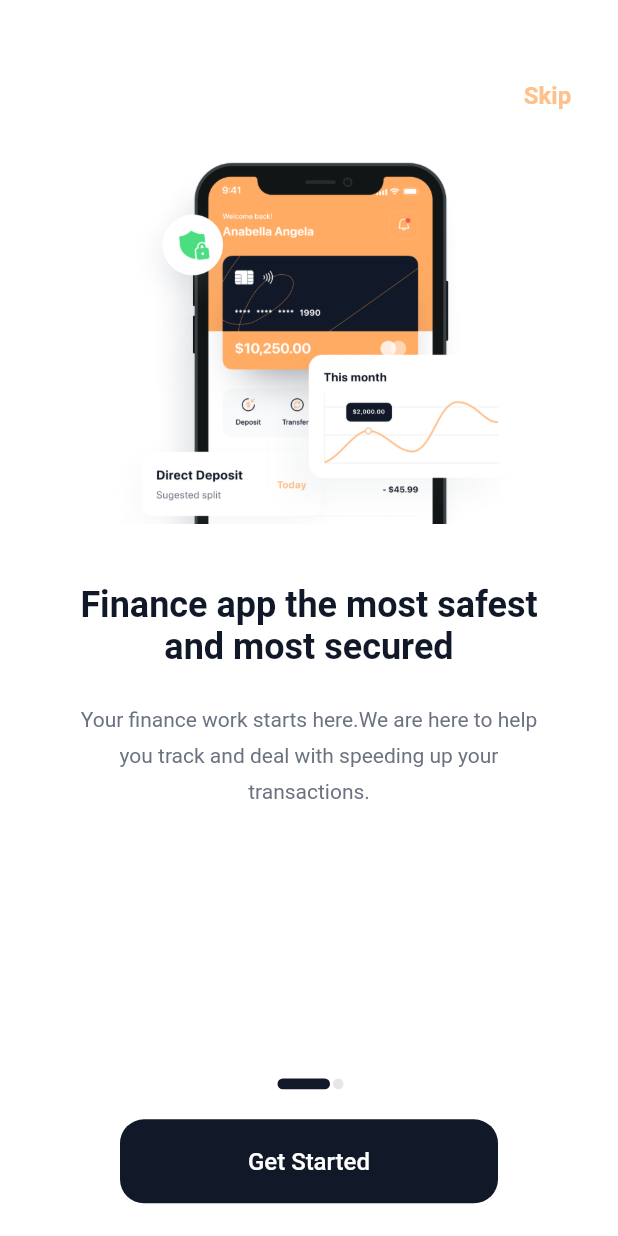
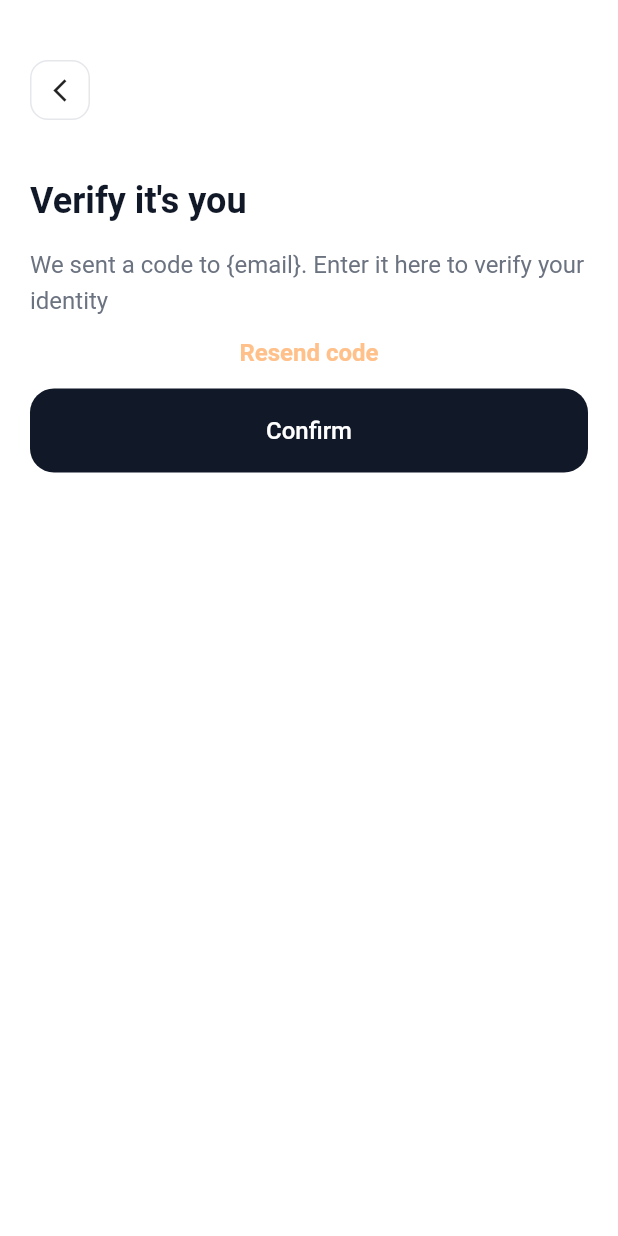
Before and after one commit to levi956/smart-pay-T, a Flutter app: the screen it shows after launch, on a phone screen of 412 x 824 dp. Run offline on Flutter 3.47's test engine with Material 2 defaults, Android fonts, the light colour scheme and no system bars.

Commit message:
bug fix and code refactor

```diff
--- /dev/null
+++ b/lib/app/presentation/pages/authentication/email_verification_page.dart
@@ -0,0 +1,86 @@
+import 'package:flutter/material.dart';
+import 'package:smart_pay/app/presentation/widgets/back_button.dart';
+import 'package:smart_pay/app/presentation/widgets/custom_button.dart';
+import 'package:smart_pay/core/utils/style/color_constants.dart';
+
+class EmailVerify extends StatefulWidget {
+  const EmailVerify({Key? key}) : super(key: key);
+
+  @override
+  State<EmailVerify> createState() => _EmailVerifyState();
+}
+
+class _EmailVerifyState extends State<EmailVerify> {
+  @override
+  Widget build(BuildContext context) {
+    return Scaffold(
+      backgroundColor: primaryWhite,
+      resizeToAvoidBottomInset: false,
+      body: Padding(
+        padding: const EdgeInsets.only(
+          top: 40,
+          left: 20,
+          right: 20,
+        ),
+        child: Column(
+          crossAxisAlignment: CrossAxisAlignment.start,
+          children: [
+            // back button
+            const CustomBackButton(),
+
+            const SizedBox(height: 40),
+
+            // verify text
+            Text(
+              'Verify it\'s you',
+              style: TextStyle(
+                fontWeight: FontWeight.bold,
+                fontSize: 24,
+                color: primaryDarkBlue,
+              ),
+            ),
+
+            const SizedBox(height: 15),
+            //
+
+            Text(
+              'We sent a code to {email}. Enter it here to verify your identity',
+              style: TextStyle(
+                height: 1.5,
+                fontWeight: FontWeight.normal,
+                fontSize: 16,
+                color: primaryTextGrey,
+              ),
+            ),
+
+            //
+            // custom pin code input goes here
+
+            // resend button
+            Center(
+              child: TextButton(
+                onPressed: () {},
+                child: Text(
+                  'Resend code',
+                  style: TextStyle(
+                      color: primaryOrange,
+                      fontSize: 16,
+                      fontWeight: FontWeight.bold),
+                ),
+              ),
+            ),
+
+            //
+            CustomButton(
+              buttonTextColor: primaryWhite,
+              text: 'Confirm',
+              onPressed: () {},
+            ),
+
+            // custom pin code keypad goes here
+          ],
+        ),
+      ),
+    );
+  }
+}
--- a/lib/app/presentation/pages/onboarding/onboarding.dart
+++ b/lib/app/presentation/pages/onboarding/onboarding.dart
@@ -1,6 +1,6 @@
 import 'package:flutter/material.dart';
 import 'package:smart_pay/app/domain/onboarding_model.dart';
-import 'package:smart_pay/app/presentation/pages/sign_in/sign_in_page.dart';
+import 'package:smart_pay/app/presentation/pages/authentication/sign_in_page.dart';
 import 'package:smart_pay/app/presentation/widgets/custom_button.dart';
 import 'package:smart_pay/core/utils/navigation/navigation.dart';
 import 'package:smart_pay/core/utils/style/color_constants.dart';
@@ -35,10 +35,13 @@ class _OnboardingState extends State<Onboarding> {
       resizeToAvoidBottomInset: false,
       backgroundColor: primaryWhite,
       body: Padding(
-        padding: const EdgeInsets.only(top: 40, right: 15, left: 15),
+        padding: const EdgeInsets.only(
+          top: 40,
+          right: 15,
+          left: 15,
+        ),
         child: Center(
           child: Column(
-            // crossAxisAlignment: CrossAxisAlignment.center,
             children: [
               // skip button
               Row(
@@ -120,8 +123,10 @@ class _OnboardingState extends State<Onboarding> {
       //indicator and button
       bottomSheet: AnimatedContainer(
         color: primaryWhite,
-        duration: const Duration(milliseconds: 4000),
-        padding: const EdgeInsets.symmetric(horizontal: 80),
+        duration: const Duration(
+          milliseconds: 4000,
+        ),
+        padding: const EdgeInsets.only(left: 25, right: 25),
         height: 105,
         child: Column(
           children: [
--- a/lib/app/presentation/widgets/textfield.dart
+++ b/lib/app/presentation/widgets/textfield.dart
@@ -25,7 +25,7 @@ class CustomTextField extends StatelessWidget {
       child: Container(
         height: 56.31,
         width: double.maxFinite,
-        margin: const EdgeInsets.all(10),
+        margin: const EdgeInsets.only(top: 10, bottom: 10),
         child: TextField(
           onChanged: onChanged,
           autocorrect: false,
--- a/lib/app/presentation/helpers/validators.dart
+++ b/lib/core/utils/functions/validators.dart
@@ -1,3 +1,5 @@
+// ignore_for_file: unnecessary_string_escapes
+
 bool isValidEmailAddress(String it) =>
     RegExp(r'^.+@[a-zA-Z]+\.{1}[a-zA-Z]+(\.{0,1}[a-zA-Z]+)$').hasMatch(it);
 
--- a/lib/core/utils/style/color_constants.dart
+++ b/lib/core/utils/style/color_constants.dart
@@ -3,9 +3,6 @@ import 'package:flutter/material.dart';
 Color primaryDarkBlue = const Color(0xFF111827);
 Color primaryOrange = const Color(0xFFFFC08A);
 Color primaryWhite = const Color(0xFFFFFFFF);
-
 Color primaryTextGrey = const Color(0xFF6B7280);
-
 Color grey2 = const Color(0xFFE5E7EB);
-
 Color greyWhitish = const Color(0xFFF9FAFB);
--- a/lib/main.dart
+++ b/lib/main.dart
@@ -1,4 +1,5 @@
 import 'package:flutter/material.dart';
+import 'package:smart_pay/app/presentation/pages/authentication/email_verification_page.dart';
 import 'package:smart_pay/app/presentation/pages/onboarding/onboarding.dart';
 
 void main() {
@@ -13,7 +14,12 @@ class MyApp extends StatelessWidget {
     return const MaterialApp(
       title: 'Smart Pay',
       debugShowCheckedModeBanner: false,
-      home: Onboarding(),
+      home: EmailVerify(),
     );
   }
 }
+
+
+// onboard image not responsive not small screen
+// password validation not working well sha
+// center onboard illustration to adapt on all screens
```
Also changed, not shown: lib/app/presentation/pages/authentication/sign_in_page.dart (renamed from lib/app/presentation/pages/sign_in/sign_in_page.dart, +13 -9 lines), lib/app/presentation/pages/authentication/sign_up_page.dart (renamed from lib/app/presentation/pages/sign_up/sign_up_page.dart, +14 -9 lines), 3 other files.
